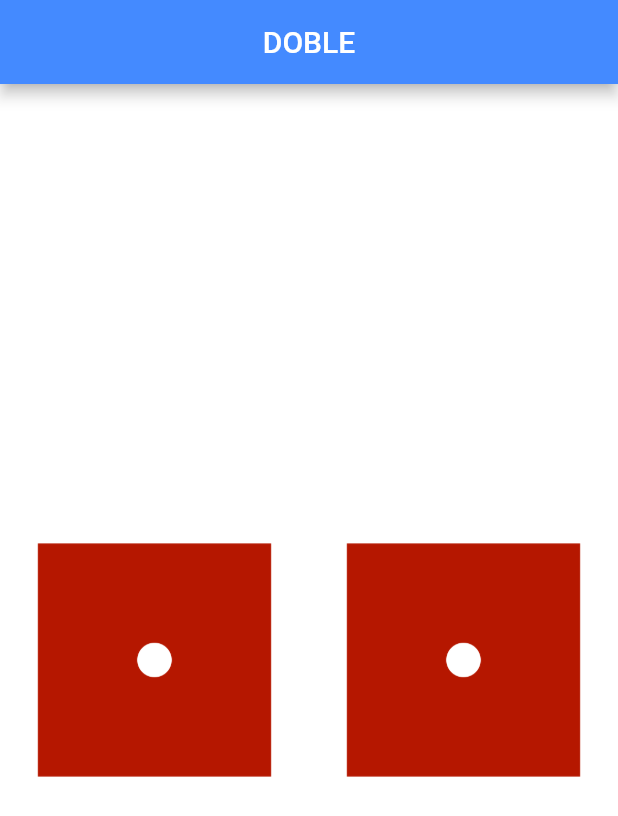
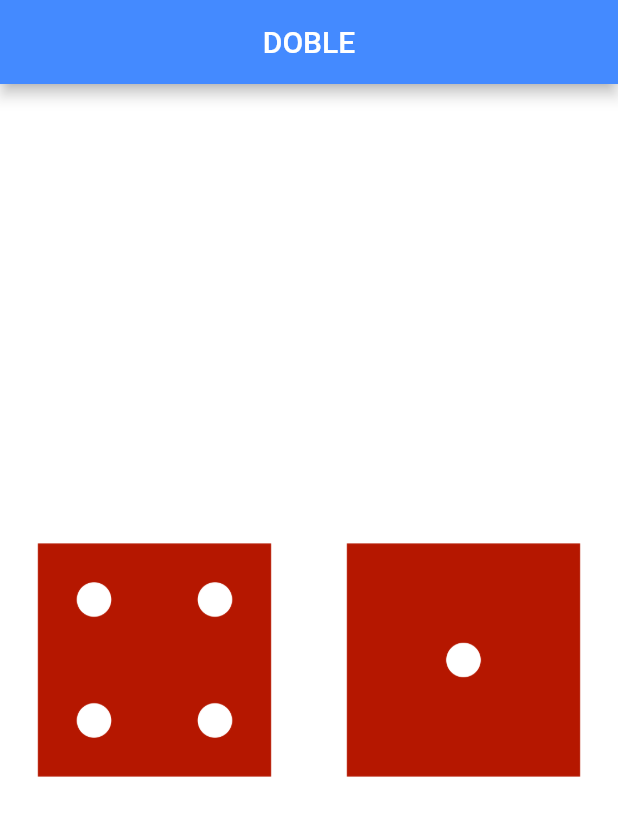
Before and after one commit to cristianorag/AppDadoos, a Flutter app: the screen it shows after launch, on a phone screen of 412 x 824 dp. Shown: the top 816 px of the screen. Run offline on Flutter 3.47's test engine with Material 2 defaults, Android fonts, the phone set to English and light mode, and no system bars.

```diff
--- a/lib/main.dart
+++ b/lib/main.dart
@@ -21,6 +21,8 @@ void main() {
 class Dadoos extends StatelessWidget {
   @override
   Widget build(BuildContext context) {
+
+    var  numeroDadoEsquerda = 4;
     return Center(
       child: Row(
         children: [
@@ -29,7 +31,7 @@ class Dadoos extends StatelessWidget {
               onPressed: (){
                 print('Botão esquerdo pressionado');
               },
-                child: Image.asset('imagens/dado1.png'),
+                child: Image.asset('imagens/dado$numeroDadoEsquerda.png'),
             ),
            ),
 
```
